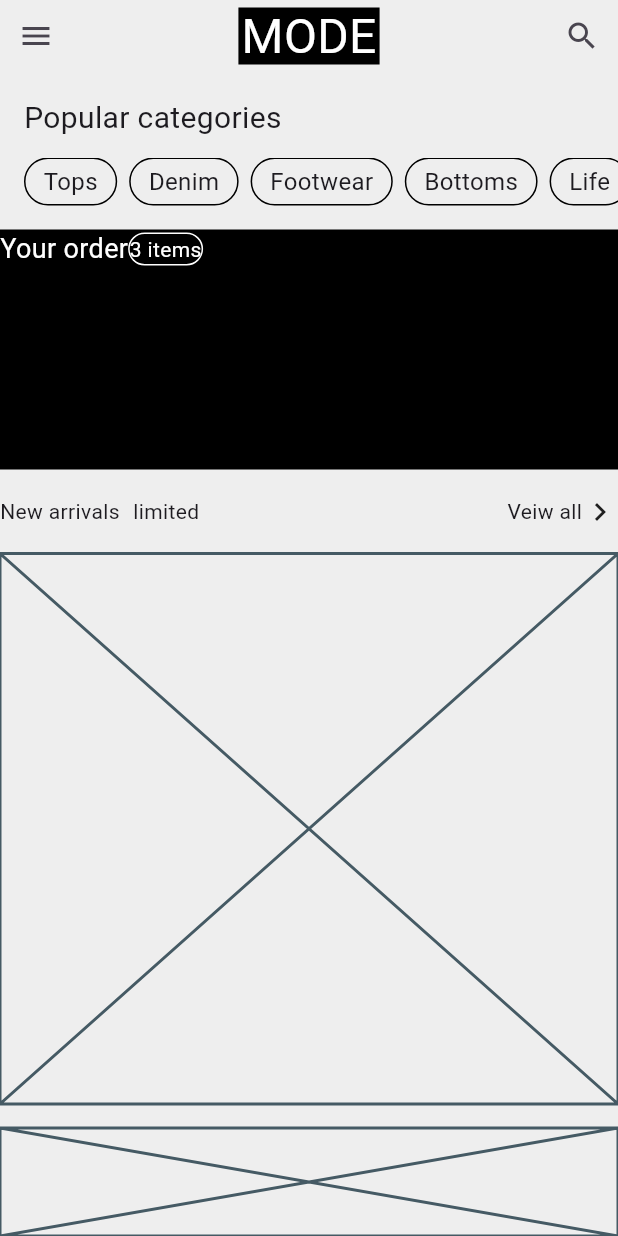
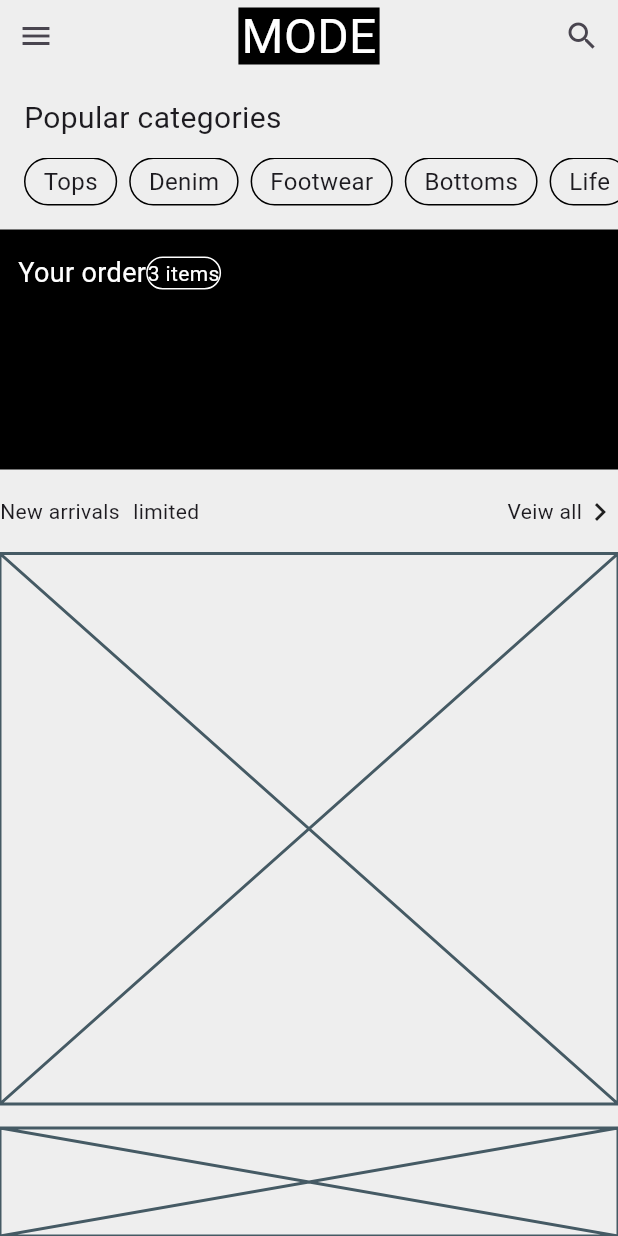
Before and after one commit to JAICHANGPARK/flutter_notebook_chapter_49, a Flutter app: the ECommerceHomePage screen opened directly, on a phone screen of 412 x 824 dp. Run offline on Flutter 3.47's test engine with Material 3 defaults, Android fonts, the phone set to English and light mode, and no system bars; our stand-ins replace google_fonts; Roboto replaces fonts that are missing (Akshar).

Commit message:
Update e_commerce_home_page.dart

```diff
--- a/lib/ep2451_e_commerce_app/ui/e_commerce_home_page.dart
+++ b/lib/ep2451_e_commerce_app/ui/e_commerce_home_page.dart
@@ -83,14 +83,18 @@ class _ECommerceHomePageState extends State<ECommerceHomePage> {
             Container(
               height: 160,
               decoration: BoxDecoration(color: Colors.black),
+              child: Padding(
+                padding: const EdgeInsets.fromLTRB(12, 16, 0,12),
                 child: Column(
                   children: [
                     Row(
                       children: [
                         Text(
                           "Your order",
-                        style: GoogleFonts.akshar(color: Colors.white,
-                        fontSize: 18,),
+                          style: GoogleFonts.akshar(
+                            color: Colors.white,
+                            fontSize: 18,
+                          ),
                         ),
                         Container(
                           decoration: ShapeDecoration(
@@ -106,6 +110,7 @@ class _ECommerceHomePageState extends State<ECommerceHomePage> {
                       ],
                     ),
                   ],
+                ),
               ),
             ),
             Row(
```
Lines whose indentation alone changed are shown as unchanged.
